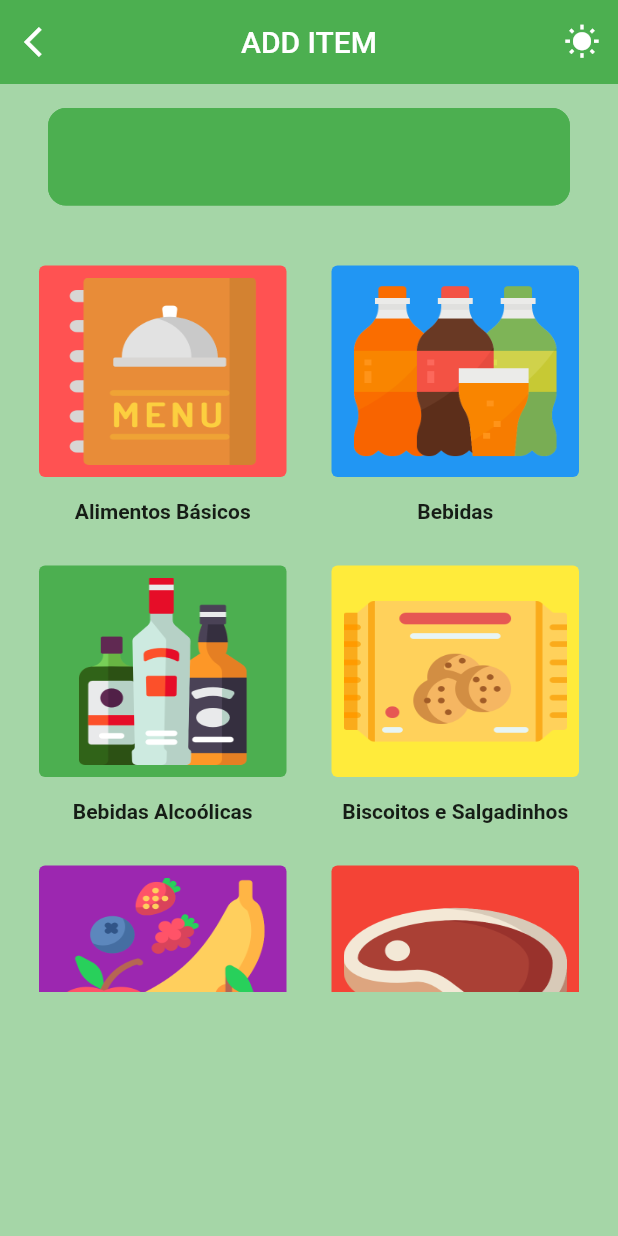
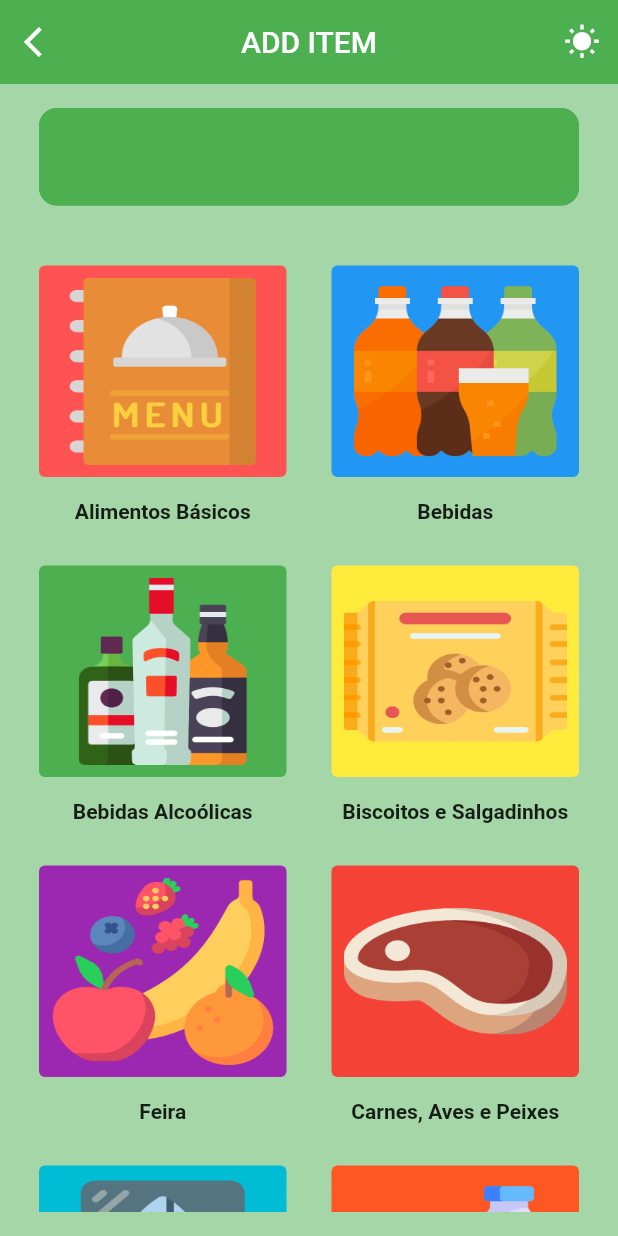
Before and after one commit to Emanuel-DSC/QuickGrid, a Flutter app: the AddItem screen opened directly, on a phone screen of 412 x 824 dp. Run offline on Flutter 3.47's test engine with Material 2 defaults, Android fonts, the light colour scheme and no system bars; our stand-ins replace get_storage, google_fonts, shared_preferences, swipe_to; accounts and stored records are empty.

Commit message:
UI - Add Page

```diff
--- a/lib/pages/add_item_page.dart
+++ b/lib/pages/add_item_page.dart
@@ -33,11 +33,10 @@ class _AddItemState extends State<AddItem> {
           appBar: MyAppBar(themeNotifier: themeNotifier, icon: Icons.arrow_back_ios, title: 'add item'.toUpperCase(),),
           body: Padding(
             padding: const EdgeInsets.all(16.0),
-            child: SingleChildScrollView(
             child: Column(
               children: [
                 Padding(
-                    padding: const EdgeInsets.symmetric(horizontal: 16.0),
+                  padding: const EdgeInsets.symmetric(horizontal: 10.0),
                   child: TextFieldWidget(
                     controller: controller,
                     keyboardType: TextInputType.name,
@@ -45,9 +44,7 @@ class _AddItemState extends State<AddItem> {
                   ),
                 ),
                 SizedBox(height: kpadding30),
-                  SizedBox(
-                    height: MediaQuery.of(context).size.height * 0.6,
-                    width: MediaQuery.of(context).size.width,
+                Expanded(
                   child: GridView.builder(
                       gridDelegate:
                           const SliverGridDelegateWithMaxCrossAxisExtent(
@@ -75,9 +72,7 @@ class _AddItemState extends State<AddItem> {
                         );
                       }),
                 ),
-                  SizedBox(height: kpadding20),
               ],
-              ),
             ),
           ),
         );
```
Lines whose indentation alone changed are shown as unchanged.
